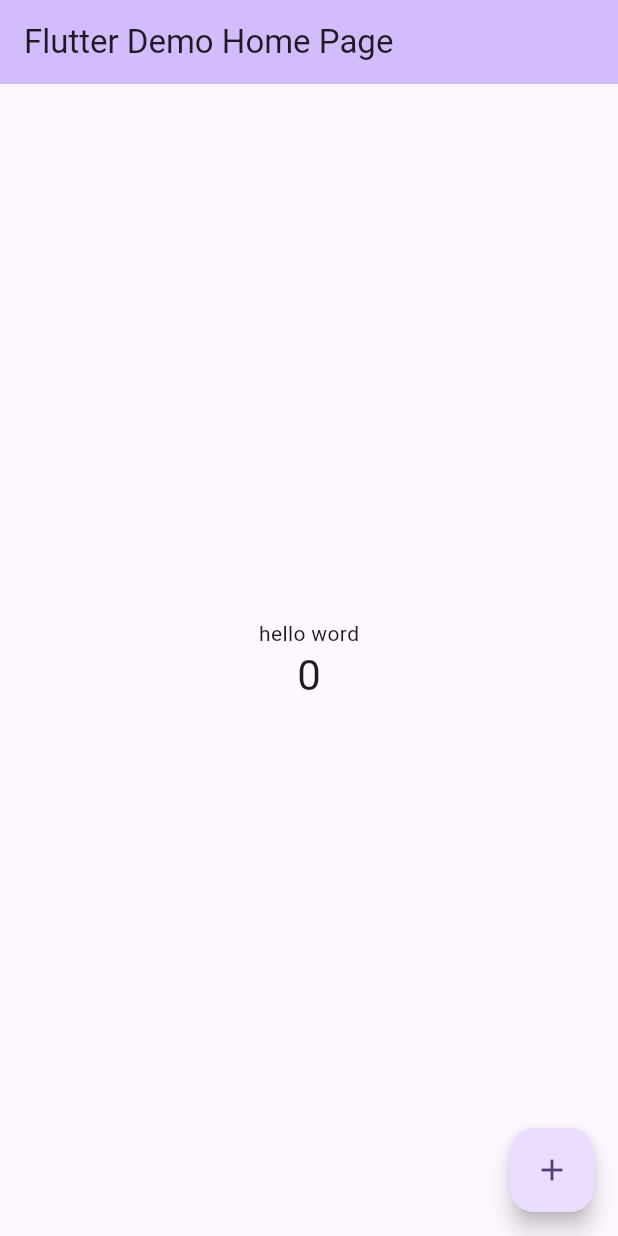
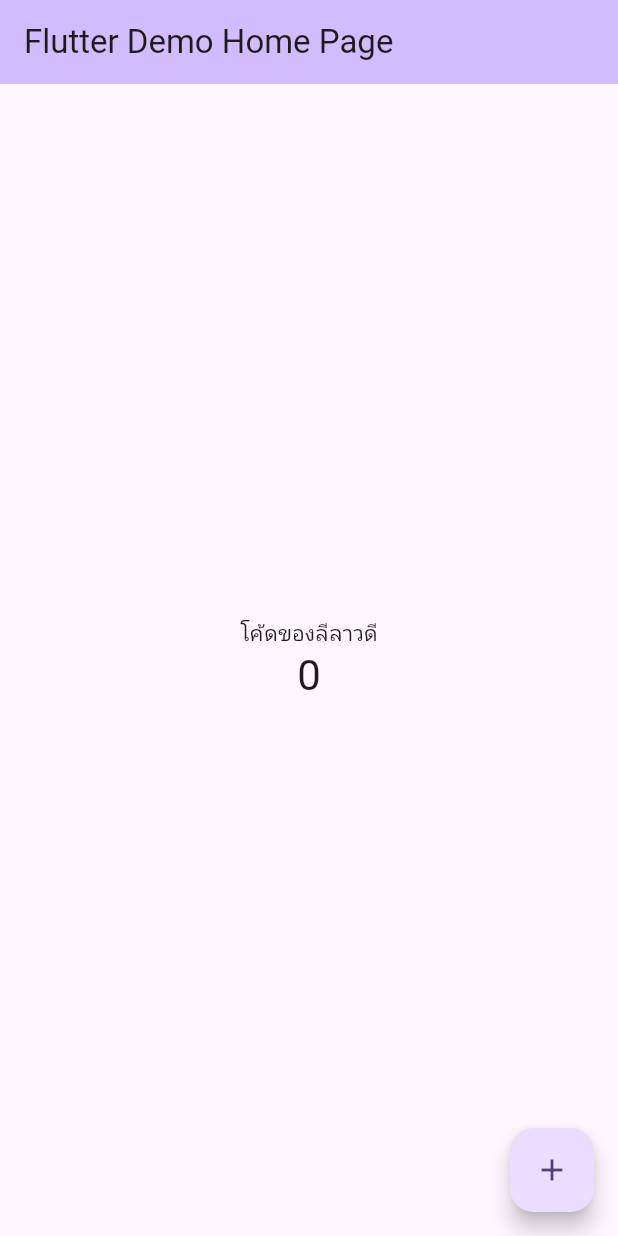
Before and after one commit to wemmu0/flutter_github, a Flutter app: the screen it shows after launch, on a phone screen of 412 x 824 dp. Run offline on Flutter 3.47's test engine with Material 3 defaults, Android fonts, the phone set to English and light mode, and no system bars.

Commit message:
Update: แก้ไขข้อความเป็นชื่อตัวเอง

```diff
--- a/lib/main.dart
+++ b/lib/main.dart
@@ -62,7 +62,7 @@ class _MyHomePageState extends State<MyHomePage> {
           // wireframe for each widget.
           mainAxisAlignment: MainAxisAlignment.center,
           children: <Widget>[
-            const Text('hello word'),
+            const Text('โค้ดของลีลาวดี'),
             Text(
               '$_counter',
               style: Theme.of(context).textTheme.headlineMedium,
```
